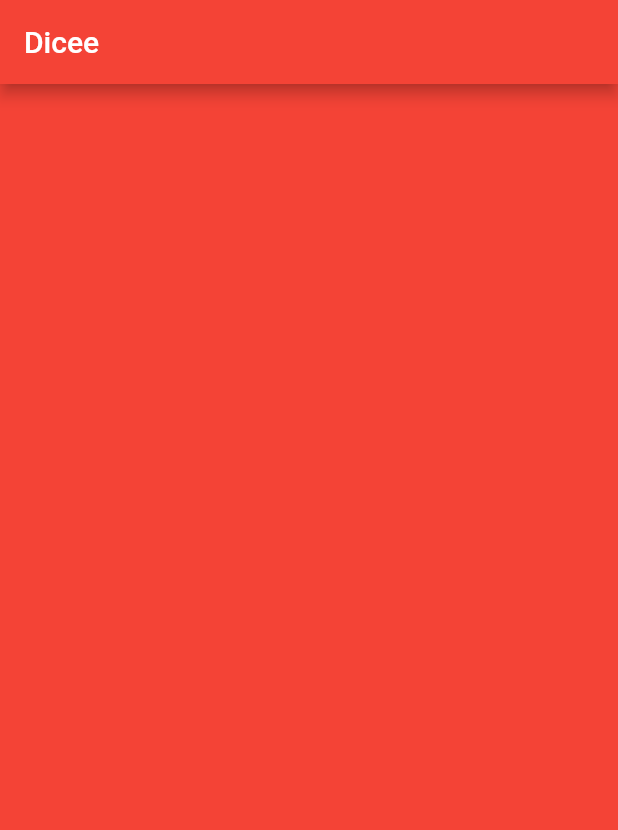
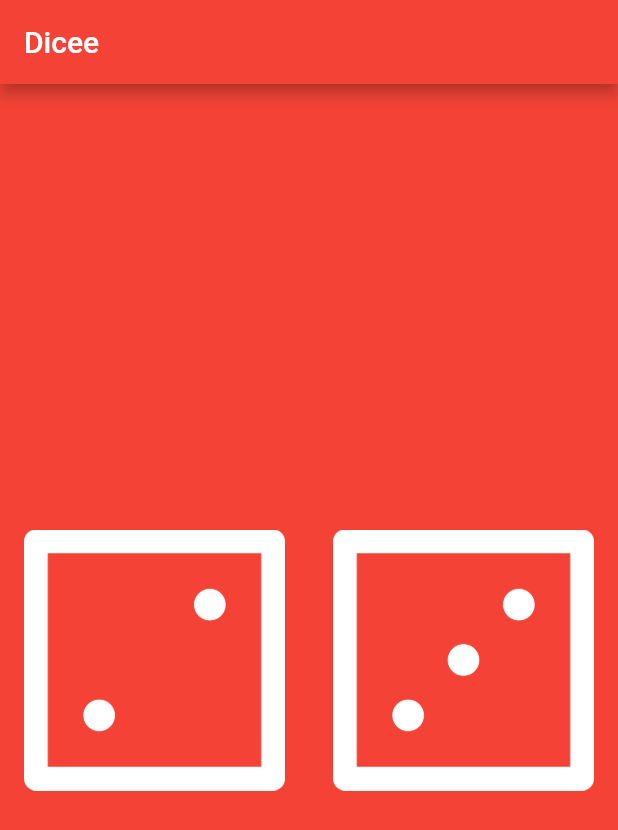
Before and after one commit to jiahaoliuliu/fl_i_am_rich, a Flutter app: the screen it shows after launch, on a phone screen of 412 x 824 dp. Shown: the top 830 px of the screen. Run offline on Flutter 3.47's test engine with Material 2 defaults, Android fonts, the phone set to English and light mode, and no system bars.

Commit message:
7. Added two simple dice images within the expanded class and within a row

```diff
--- a/7_dicee_flutter/lib/main.dart
+++ b/7_dicee_flutter/lib/main.dart
@@ -18,6 +18,25 @@ void main() {
 class DicePage extends StatelessWidget {
   @override
   Widget build(BuildContext context) {
-    return Container();
+    return Center(
+      child: Row(
+        mainAxisAlignment: MainAxisAlignment.spaceEvenly,
+        children: [
+          Expanded(
+            child: Padding(
+              padding: EdgeInsets.all(16.0),
+              child: Image.asset('images/dice2.png'),
+            ),
+          ),
+          Expanded(
+            flex: 1,
+            child: Padding(
+              padding: EdgeInsets.all(16.0),
+              child: Image.asset('images/dice3.png'),
+            ),
+          ),
+        ],
+      ),
+    );
   }
 }
```
